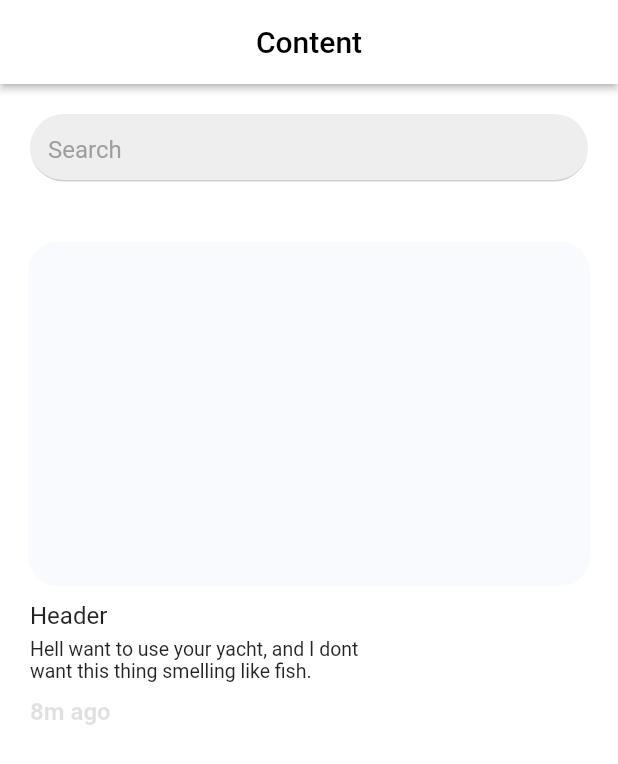
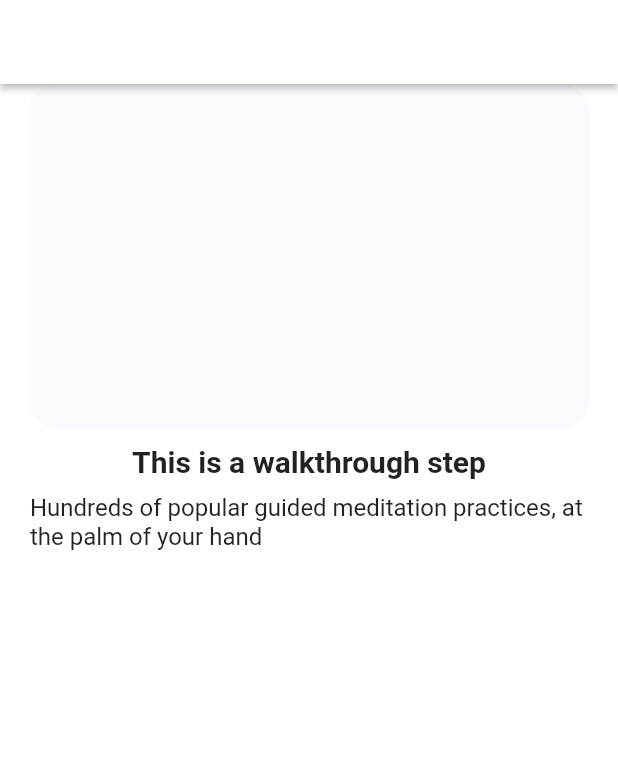
Before and after one commit to tusharhow/blokhouse, a Flutter app: the screen it shows after launch, on a phone screen of 412 x 824 dp. Shown: the top 764 px of the screen. Run offline on Flutter 3.47's test engine with Material 2 defaults, Android fonts, the phone set to English and light mode, and no system bars; our stand-ins replace get.

Commit message:
2 page designed

```diff
--- a/lib/main.dart
+++ b/lib/main.dart
@@ -1,6 +1,8 @@
+import 'package:blokhouse/screens/walkthrough_screen.dart';
 import 'package:flutter/material.dart';
 import 'package:get/get.dart';
 
+import 'screens/blog_post_screen.dart';
 import 'screens/content_screen.dart';
 import 'screens/feed_screen.dart';
 import 'screens/user/profile_post_screen.dart';
@@ -30,7 +32,7 @@ class MyApp extends StatelessWidget {
           900: Color(0xff0B6BCC)
         }),
       ),
-      home: ContentScreen(),
+      home: WlakThroughScreen(),
     );
   }
 }
--- /dev/null
+++ b/lib/screens/walkthrough_screen.dart
@@ -0,0 +1,65 @@
+import 'package:flutter/material.dart';
+
+class WlakThroughScreen extends StatelessWidget {
+  const WlakThroughScreen({Key? key}) : super(key: key);
+
+  @override
+  Widget build(BuildContext context) {
+    return Scaffold(
+      backgroundColor: Colors.white,
+      appBar: AppBar(
+        backgroundColor: Colors.white,
+        iconTheme: const IconThemeData(
+          color: Colors.black,
+        ),
+        elevation: 2,
+      ),
+      body: Column(
+        children: [
+          Column(
+            children: [
+              Container(
+                height: 230,
+                width: MediaQuery.of(context).size.width / 1.1,
+                decoration: BoxDecoration(
+                  borderRadius: BorderRadius.circular(20),
+                  color: const Color(0xffF8FAFD),
+                ),
+              ),
+              Padding(
+                padding: const EdgeInsets.symmetric(horizontal: 20),
+                child: Column(
+                  crossAxisAlignment: CrossAxisAlignment.start,
+                  children: [
+                    const SizedBox(height: 10),
+                    Row(
+                      mainAxisAlignment: MainAxisAlignment.center,
+                      children: [
+                        Text(
+                          'This is a walkthrough step',
+                          style: TextStyle(
+                            fontSize: 20,
+                            fontWeight: FontWeight.bold,
+                          ),
+                        ),
+                      ],
+                    ),
+                    const SizedBox(
+                      height: 10,
+                    ),
+                    const Text(
+                      'Hundreds of popular guided meditation practices, at the palm of your hand',
+                      style: TextStyle(
+                        fontSize: 16,
+                      ),
+                    ),
+                  ],
+                ),
+              ),
+            ],
+          ),
+        ],
+      ),
+    );
+  }
+}
```
Also changed, not shown: lib/screens/blog_post_screen.dart (added, +81 -0 lines).
